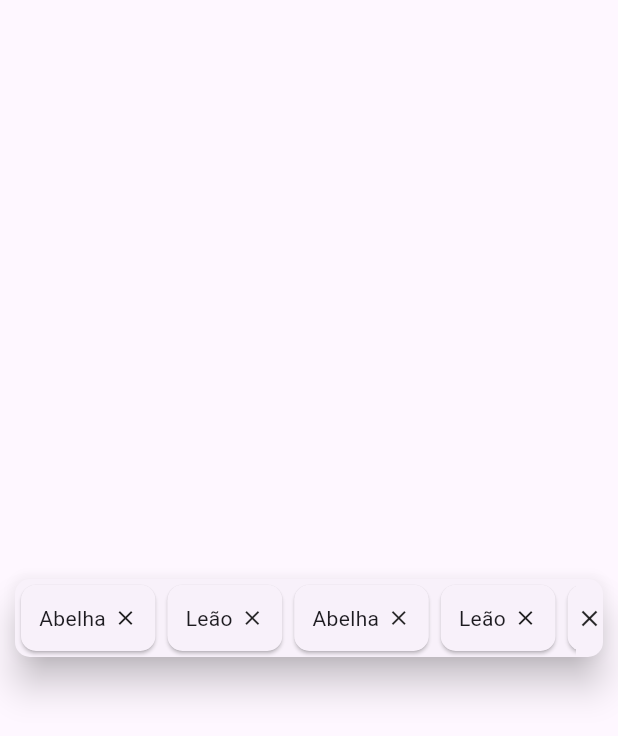
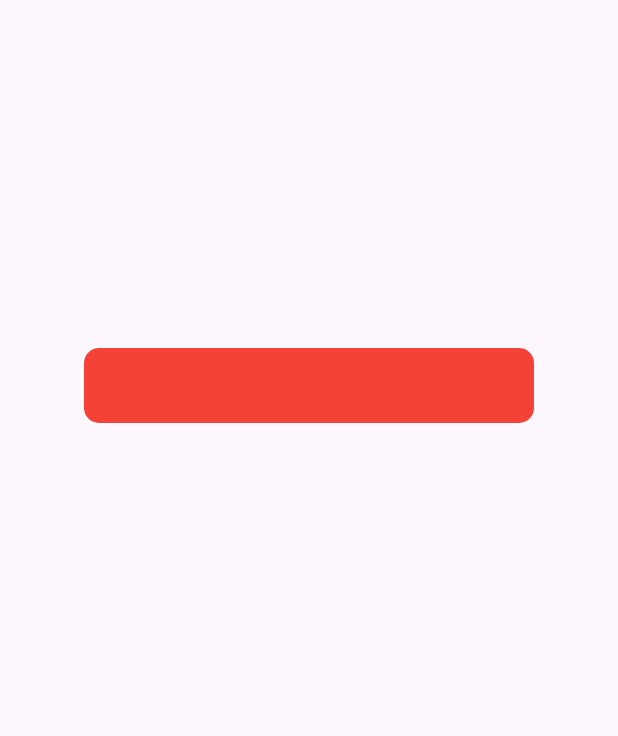
Before and after one commit to Lorenzobettega/simplesearchdropdown, a Flutter app: the screen it shows after launch, on a phone screen of 412 x 824 dp. Shown: the top 736 px of the screen. Run offline on Flutter 3.47's test engine with Material 2 defaults, Android fonts, the phone set to English and light mode, and no system bars.

Commit message:
começo multiple dialogs

```diff
--- a/lib/main.dart
+++ b/lib/main.dart
@@ -1,5 +1,5 @@
 import 'package:flutter/material.dart';
-import 'package:searchdialog/multiple/mutiple_searchdialog.dart';
+import 'package:searchdialog/multiple/multiple_dialog.dart';
 
 void main() {
   runApp(const MyApp());
@@ -26,28 +26,12 @@ class MyHomePage extends StatelessWidget {
 
   @override
   Widget build(BuildContext context) {
-    TextEditingController controllerBar = TextEditingController();
-    List<String> lista = [
-      'Lorenzo',
-      'Bonora',
-      'Bettega',
-      'Lorenzo2',
-      'Bonora2',
-      'Bettega2',
-      'Lorenzo3',
-      'Bonora3',
-      'Bettega3',
-      'Lorenzo4',
-      'Bonora4',
-      'Bettega4',
-    ];
     return const Scaffold(
       body: Column(
         mainAxisAlignment: MainAxisAlignment.center,
         children: [
           Center(
-            child: MultipleSearchDialog(
-            )
+            child: MultipleDialog()
           ),
         ],
       ),
--- a/lib/multiple/content_dialog_multiple.dart
+++ b/lib/multiple/content_dialog_multiple.dart
@@ -2,10 +2,16 @@ import 'package:flutter/material.dart';
 
 class ContentMultiple extends StatefulWidget {
   const ContentMultiple({super.key,
+    required this.altura,
+    required this.selectedItens,
     required this.listItens,
+    required this.onItemSelected,
   });
 
+  final List<String> selectedItens;
   final List<String> listItens;
+  final double altura;
+   final Function(String value) onItemSelected;
 
   @override
   State<ContentMultiple> createState() => _ContentMultipleState();
@@ -14,28 +20,43 @@ class ContentMultiple extends StatefulWidget {
 class _ContentMultipleState extends State<ContentMultiple> {
 
   List<String> listafiltrada = [];
-  TextEditingController controllerBar = TextEditingController();
+  final TextEditingController controllerBar = TextEditingController();
 
-  void _filtrarLista(String? text,) {
+  @override
+  void initState() {
+    super.initState();
+    filtrarLista(null);
+  }
+
+ void filtrarLista(String? text,) {
     if(text != null && text != ''){
+      setState(() {
         listafiltrada = widget.listItens.where((element) => element.toLowerCase().contains(text.toLowerCase())).toList();
+      });
     } else {
+      setState(() {
         listafiltrada = widget.listItens;
+      });
     }
+
+  }
+
+  void addItem(String value){
+    widget.onItemSelected.call(value);
   }
 
   @override
   Widget build(BuildContext context) {
     return Column(
       children: [
-      const SizedBox(height: 55,),
+        const SizedBox(height: 48,),
         Card(
-        surfaceTintColor:  Colors.white,
+          surfaceTintColor: Colors.white,
           color: Colors.white,
           elevation: 10,
           child: AnimatedContainer(
             duration: const Duration(milliseconds: 100),
-          height: 300,
+            height: widget.altura,
             width: 300,
             child: Column(
               children: [
@@ -46,48 +67,35 @@ class _ContentMultipleState extends State<ContentMultiple> {
                   constraints: const BoxConstraints(maxHeight: 50,maxWidth: 300),
                   surfaceTintColor: const MaterialStatePropertyAll(Colors.white),
                   shape: MaterialStateProperty.all<OutlinedBorder>(const RoundedRectangleBorder(borderRadius: BorderRadius.all(Radius.circular(10.0)))),
-                hintText: 'Selecione',
+                  hintText: 'Pesquisar',
                   side: MaterialStateProperty.all<BorderSide>(const BorderSide(style: BorderStyle.none,),),
                   onChanged: (a){
-                  _filtrarLista(a);
+                    filtrarLista(a);
                   },
-                elevation: MaterialStateProperty.all<double>(10),
                 ),
-              const SizedBox(height: 10,),
-              ListView.builder(
+                const SizedBox(height: 5,),
+                Expanded(
+                  child: ListView.builder(
+                    scrollDirection: Axis.vertical,
                     itemCount: listafiltrada.length,
                     itemBuilder: (context, index) {
                       return TextButton(
-                    style: ButtonStyle(
-                      backgroundColor: MaterialStateProperty.resolveWith<Color>(
-                        (Set<MaterialState> states) {
-                          if (controllerBar.text == listafiltrada[index]) {
-                            return Colors.black38;
-                          }
-                          return Colors.transparent;
-                        },
-                      ),
-                      shape: MaterialStateProperty.all<OutlinedBorder>(const RoundedRectangleBorder(borderRadius: BorderRadius.zero)),
-                      overlayColor: MaterialStatePropertyAll( Colors.grey.shade100),
-                    ),
-                    onPressed: (){
-                      // SearchDialogState searchDialogState = context.findAncestorStateOfType<SearchDialogState>()!;
-                      // searchDialogState.definir(listaFiltrada[index]);
-                    },
+                        onPressed: () => addItem(listafiltrada[index]),
                         child: Align(
                           alignment: Alignment.centerLeft,
                           child: Text(
                             listafiltrada[index],
-                        style: (controllerBar.text == listafiltrada[index]
-                          ? const TextStyle(color: Colors.black)
+                            style: (widget.selectedItens.contains(listafiltrada[index])
+                              ? const TextStyle(color: Colors.red)
                               : const TextStyle(color: Colors.black45)),
-                      )
-                    )
+                          ),
+                        ),
                       );
                     },
                   ),
+                ),
               ],
-          )
+            ),
           ),
         ),
       ],
--- /dev/null
+++ b/lib/multiple/multiple_dialog.dart
@@ -0,0 +1,63 @@
+import 'package:flutter/material.dart';
+import 'package:searchdialog/multiple/content_dialog_multiple.dart';
+
+class MultipleDialog extends StatefulWidget {
+  const MultipleDialog({super.key});
+
+  @override
+  State<MultipleDialog> createState() => _MultipleDialogState();
+}
+
+class _MultipleDialogState extends State<MultipleDialog> {
+
+  double altura = 0;
+  bool aberto = false;
+  final List<String> selectedItems = [];
+
+  void definir(){
+    setState(() {
+      if(aberto){
+        altura = 0;
+      }else{
+        altura = 300;
+      }
+    });
+    aberto = !aberto;
+  }
+
+  @override
+  Widget build(BuildContext context) {
+    return SizedBox(
+      height: 360,
+      width: 300,
+      child: Stack(
+        children: [
+          InkWell(
+            onTap: () => definir(),
+            child: Container(
+              constraints: const BoxConstraints(maxHeight: 50,maxWidth: 300,minHeight: 50,minWidth: 300),
+              decoration: const BoxDecoration(
+                borderRadius: BorderRadius.all(Radius.circular(10)),
+                color: Colors.red
+              ),
+            ),
+          ),
+          ContentMultiple(
+            onItemSelected: (value) {
+              setState(() {
+                if (selectedItems.contains(value)) {
+                  selectedItems.remove(value);
+                } else {
+                  selectedItems.add(value);
+                }
+              });
+            },
+            listItens: const ['A','B','C','D',],
+            altura: altura,
+            selectedItens: selectedItems,
+          )
+        ],
+      ),
+    );
+  }
+}
--- a/lib/multiple/mutiple_searchdialog.dart
+++ /dev/null
@@ -1,89 +0,0 @@
-import 'package:flutter/material.dart';
-
-class MultipleSearchDialog extends StatefulWidget {
-  const MultipleSearchDialog({super.key,});
-
-
-  @override
-  State<MultipleSearchDialog> createState() => _MultipleSearchDialogState();
-}
-
-class _MultipleSearchDialogState extends State<MultipleSearchDialog> {
-
-  final List<String> selectedsItens = [
-    'Abelha','Leão','Abelha','Leão','Abelha','Leão','Abelha','Leão','Abelha','Leão',
-  ];
-  double altura = 0;
-  bool aberto = false;
-
-  Widget buildItem(String value) {
-    return Card(
-      shape: const RoundedRectangleBorder(borderRadius: BorderRadius.all(Radius.circular(10.0))),
-      child: Padding(
-        padding: const EdgeInsets.all(12.0),
-        child: Row(
-          crossAxisAlignment: CrossAxisAlignment.center,
-          mainAxisAlignment: MainAxisAlignment.spaceBetween,
-          children: [
-            Text(value),
-            const SizedBox(width: 5,),
-            InkWell(
-              onTap: (){},
-              child: const Icon(
-                Icons.close_outlined,
-                size: 16,
-              ),
-            ),
-          ],
-        ),
-      ),
-    );
-  }
-
-  @override
-  Widget build(BuildContext context) {
-    final LayerLink layerLink = LayerLink();
-    return CompositedTransformTarget(
-      link: layerLink,
-      child: SizedBox(
-        height: 60,
-        width: 400,
-        child: InkWell(
-          splashColor: null,
-          splashFactory: null,
-          onTap: () {
-          },
-          child: Card(
-            elevation: 10,
-            shape: const RoundedRectangleBorder(borderRadius: BorderRadius.all(Radius.circular(10.0))),
-            child: Row(
-              children: [
-                Expanded(
-                  child: selectedsItens.isEmpty
-                    ? const Text('Selecione')
-                    : ListView.separated(
-                      separatorBuilder: (context, index) => const Spacer(),
-                      scrollDirection: Axis.horizontal,
-                      itemCount: selectedsItens.length,
-                      itemBuilder: (context, index) {
-                        return buildItem(selectedsItens[index]);
-                      },
-                    )
-                ),
-                selectedsItens.isNotEmpty
-                  ? InkWell(
-                    onTap: (){},
-                    child: const Icon(
-                      Icons.close_outlined,
-                      size: 18,
-                    ),
-                  )
-                  : aberto ? const Icon(Icons.keyboard_arrow_up) : const Icon(Icons.keyboard_arrow_down),
-              ],
-            ),
-          ),
-        ),
-      ),
-    );
-  }
-}
--- a/lib/single/searchdialog.dart
+++ b/lib/single/searchdialog.dart
@@ -49,7 +49,7 @@ class SearchDialogState extends State<SearchDialog> {
   @override
   void initState() {
     super.initState();
-    _filtrarLista('',start: true);
+    _filtrarLista(null,start: true);
   }
 
   double altura = 0;
```
Lines whose indentation alone changed are shown as unchanged.
